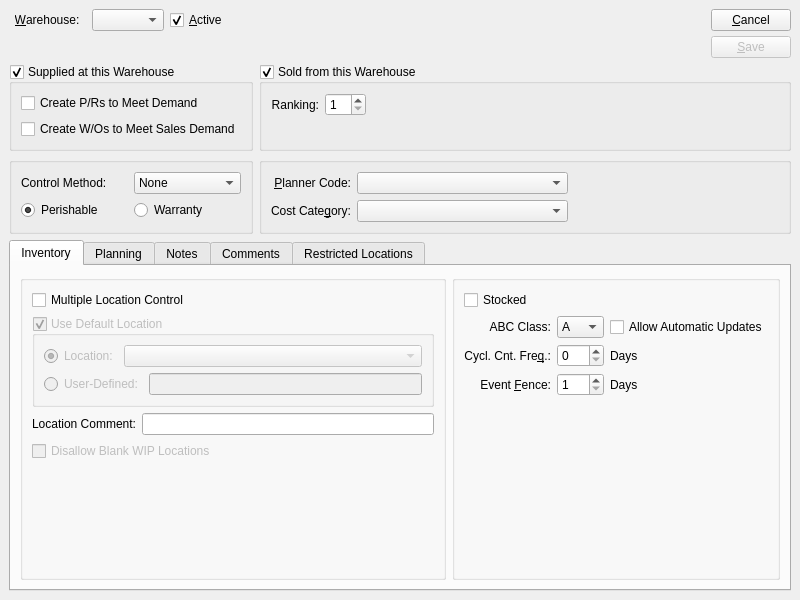
This is xtuple/trunk/guiclient/itemSite.ui in WooodHead/xtuple as Qt 5 draws it before an edit. The edited form follows.
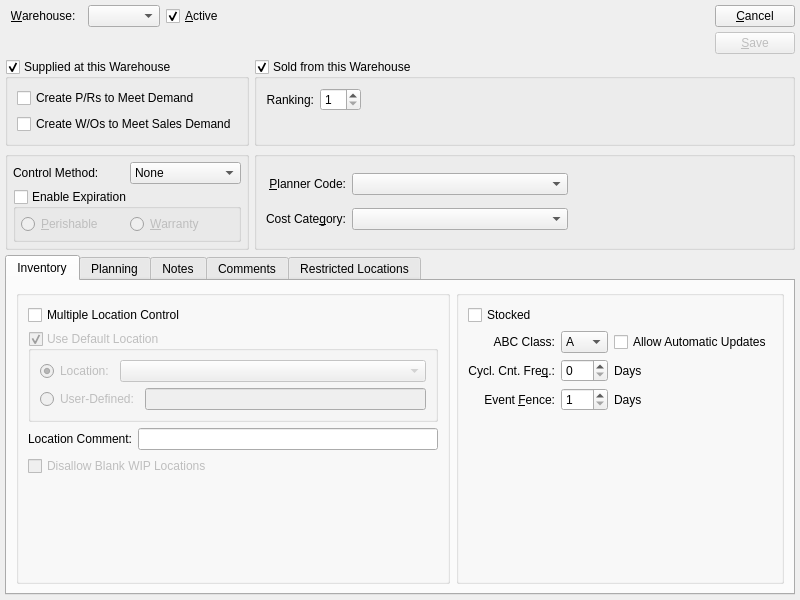
This is the edited form. Custom widgets are drawn as their Qt base class.

Commit message: Make expiration options on itemsite more clear.

What changed in the file:
```diff
--- a/xtuple/trunk/guiclient/itemSite.ui
+++ b/xtuple/trunk/guiclient/itemSite.ui
@@ -19,22 +19,396 @@
    <string>Item Site</string>
   </property>
   <layout class="QGridLayout" >
-   <property name="margin" >
-    <number>9</number>
-   </property>
-   <property name="spacing" >
-    <number>6</number>
-   </property>
+   <item row="0" column="0" colspan="2" >
+    <layout class="QHBoxLayout" >
+     <property name="spacing" >
+      <number>6</number>
+     </property>
+     <property name="leftMargin" >
+      <number>0</number>
+     </property>
+     <property name="topMargin" >
+      <number>0</number>
+     </property>
+     <property name="rightMargin" >
+      <number>0</number>
+     </property>
+     <property name="bottomMargin" >
+      <number>0</number>
+     </property>
+     <item>
+      <layout class="QGridLayout" >
+       <property name="leftMargin" >
+        <number>0</number>
+       </property>
+       <property name="topMargin" >
+        <number>0</number>
+       </property>
+       <property name="rightMargin" >
+        <number>0</number>
+       </property>
+       <property name="bottomMargin" >
+        <number>0</number>
+       </property>
+       <property name="horizontalSpacing" >
+        <number>6</number>
+       </property>
+       <property name="verticalSpacing" >
+        <number>6</number>
+       </property>
+       <item row="0" column="0" >
+        <widget class="ItemCluster" name="_item" >
+         <property name="focusPolicy" >
+          <enum>Qt::TabFocus</enum>
+         </property>
+        </widget>
+       </item>
+       <item row="0" column="1" >
+        <layout class="QGridLayout" >
+         <property name="leftMargin" >
+          <number>0</number>
+         </property>
+         <property name="topMargin" >
+          <number>0</number>
+         </property>
+         <property name="rightMargin" >
+          <number>0</number>
+         </property>
+         <property name="bottomMargin" >
+          <number>0</number>
+         </property>
+         <property name="horizontalSpacing" >
+          <number>6</number>
+         </property>
+         <property name="verticalSpacing" >
+          <number>6</number>
+         </property>
+         <item row="0" column="0" >
+          <widget class="QLabel" name="_warehouseLit" >
+           <property name="text" >
+            <string>&amp;Warehouse:  </string>
+           </property>
+           <property name="alignment" >
+            <set>Qt::AlignRight|Qt::AlignTrailing|Qt::AlignVCenter</set>
+           </property>
+           <property name="buddy" >
+            <cstring>_warehouse</cstring>
+           </property>
+          </widget>
+         </item>
+         <item row="0" column="1" >
+          <widget class="WComboBox" name="_warehouse" />
+         </item>
+         <item row="1" column="0" >
+          <spacer>
+           <property name="orientation" >
+            <enum>Qt::Vertical</enum>
+           </property>
+           <property name="sizeHint" >
+            <size>
+             <width>20</width>
+             <height>20</height>
+            </size>
+           </property>
+          </spacer>
+         </item>
+         <item row="0" column="2" >
+          <widget class="QCheckBox" name="_active" >
+           <property name="text" >
+            <string>&amp;Active</string>
+           </property>
+           <property name="shortcut" >
+            <string>Alt+A</string>
+           </property>
+           <property name="checked" >
+            <bool>true</bool>
+           </property>
+          </widget>
+         </item>
+        </layout>
+       </item>
+      </layout>
+     </item>
+     <item>
+      <spacer>
+       <property name="orientation" >
+        <enum>Qt::Horizontal</enum>
+       </property>
+       <property name="sizeHint" >
+        <size>
+         <width>40</width>
+         <height>20</height>
+        </size>
+       </property>
+      </spacer>
+     </item>
+     <item>
+      <layout class="QVBoxLayout" >
+       <property name="spacing" >
+        <number>5</number>
+       </property>
+       <property name="leftMargin" >
+        <number>0</number>
+       </property>
+       <property name="topMargin" >
+        <number>0</number>
+       </property>
+       <property name="rightMargin" >
+        <number>0</number>
+       </property>
+       <property name="bottomMargin" >
+        <number>0</number>
+       </property>
+       <item>
+        <widget class="QPushButton" name="_close" >
+         <property name="text" >
+          <string>&amp;Cancel</string>
+         </property>
+        </widget>
+       </item>
+       <item>
+        <widget class="QPushButton" name="_save" >
+         <property name="enabled" >
+          <bool>false</bool>
+         </property>
+         <property name="text" >
+          <string>&amp;Save</string>
+         </property>
+         <property name="default" >
+          <bool>true</bool>
+         </property>
+        </widget>
+       </item>
+      </layout>
+     </item>
+    </layout>
+   </item>
+   <item row="1" column="0" >
+    <widget class="QGroupBox" name="_supply" >
+     <property name="focusPolicy" >
+      <enum>Qt::TabFocus</enum>
+     </property>
+     <property name="title" >
+      <string>Supplied at this Warehouse</string>
+     </property>
+     <property name="checkable" >
+      <bool>true</bool>
+     </property>
+     <layout class="QGridLayout" >
+      <property name="leftMargin" >
+       <number>9</number>
+      </property>
+      <property name="topMargin" >
+       <number>9</number>
+      </property>
+      <property name="rightMargin" >
+       <number>9</number>
+      </property>
+      <property name="bottomMargin" >
+       <number>9</number>
+      </property>
+      <property name="horizontalSpacing" >
+       <number>6</number>
+      </property>
+      <property name="verticalSpacing" >
+       <number>6</number>
+      </property>
+      <item row="0" column="0" >
+       <widget class="QCheckBox" name="_createPr" >
+        <property name="text" >
+         <string>Create P/Rs to Meet Demand</string>
+        </property>
+       </widget>
+      </item>
+      <item row="1" column="0" >
+       <widget class="QCheckBox" name="_createWo" >
+        <property name="text" >
+         <string>Create W/Os to Meet Sales Demand</string>
+        </property>
+       </widget>
+      </item>
+     </layout>
+    </widget>
+   </item>
+   <item row="1" column="1" >
+    <widget class="QGroupBox" name="_sold" >
+     <property name="focusPolicy" >
+      <enum>Qt::TabFocus</enum>
+     </property>
+     <property name="title" >
+      <string>Sold from this Warehouse</string>
+     </property>
+     <property name="checkable" >
+      <bool>true</bool>
+     </property>
+     <layout class="QGridLayout" >
+      <property name="leftMargin" >
+       <number>9</number>
+      </property>
+      <property name="topMargin" >
+       <number>9</number>
+      </property>
+      <property name="rightMargin" >
+       <number>9</number>
+      </property>
+      <property name="bottomMargin" >
+       <number>9</number>
+      </property>
+      <property name="horizontalSpacing" >
+       <number>6</number>
+      </property>
+      <property name="verticalSpacing" >
+       <number>6</number>
+      </property>
+      <item row="1" column="0" >
+       <spacer>
+        <property name="orientation" >
+         <enum>Qt::Vertical</enum>
+        </property>
+        <property name="sizeHint" >
+         <size>
+          <width>20</width>
+          <height>0</height>
+         </size>
+        </property>
+       </spacer>
+      </item>
+      <item row="0" column="1" >
+       <widget class="QSpinBox" name="_soldRanking" >
+        <property name="minimum" >
+         <number>1</number>
+        </property>
+        <property name="maximum" >
+         <number>10</number>
+        </property>
+       </widget>
+      </item>
+      <item row="0" column="0" >
+       <widget class="QLabel" name="_soldRankingLit" >
+        <property name="text" >
+         <string>Ranking:</string>
+        </property>
+        <property name="alignment" >
+         <set>Qt::AlignRight|Qt::AlignTrailing|Qt::AlignVCenter</set>
+        </property>
+       </widget>
+      </item>
+      <item row="0" column="2" >
+       <spacer>
+        <property name="orientation" >
+         <enum>Qt::Horizontal</enum>
+        </property>
+        <property name="sizeHint" >
+         <size>
+          <width>40</width>
+          <height>20</height>
+         </size>
+        </property>
+       </spacer>
+      </item>
+     </layout>
+    </widget>
+   </item>
+   <item row="2" column="0" >
+    <widget class="QGroupBox" name="_control" >
+     <property name="title" >
+      <string/>
+     </property>
+     <layout class="QGridLayout" >
+      <item row="0" column="0" >
+       <widget class="QLabel" name="_controlMethodLit" >
+        <property name="text" >
+         <string>Control Method:</string>
+        </property>
+       </widget>
+      </item>
+      <item row="0" column="1" >
+       <widget class="XComboBox" name="_controlMethod" >
+        <property name="sizePolicy" >
+         <sizepolicy vsizetype="Fixed" hsizetype="Preferred" >
+          <horstretch>0</horstretch>
+          <verstretch>0</verstretch>
+         </sizepolicy>
+        </property>
+        <item>
+         <property name="text" >
+          <string>None</string>
+         </property>
+        </item>
+        <item>
+         <property name="text" >
+          <string>Regular</string>
+         </property>
+        </item>
+        <item>
+         <property name="text" >
+          <string>Lot #</string>
+         </property>
+        </item>
+        <item>
+         <property name="text" >
+          <string>Serial #</string>
+         </property>
+        </item>
+       </widget>
+      </item>
+      <item row="1" column="0" colspan="2" >
+       <widget class="QGroupBox" name="_expire" >
+        <property name="enabled" >
+         <bool>true</bool>
+        </property>
+        <property name="title" >
+         <string>Enable Expiration</string>
+        </property>
+        <property name="checkable" >
+         <bool>true</bool>
+        </property>
+        <property name="checked" >
+         <bool>false</bool>
+        </property>
+        <layout class="QGridLayout" >
+         <item row="0" column="0" >
+          <widget class="QRadioButton" name="_perishable" >
+           <property name="text" >
+            <string>&amp;Perishable</string>
+           </property>
+          </widget>
+         </item>
+         <item row="0" column="1" >
+          <widget class="QRadioButton" name="_warranty" >
+           <property name="text" >
+            <string>&amp;Warranty</string>
+           </property>
+          </widget>
+         </item>
+        </layout>
+       </widget>
+      </item>
+     </layout>
+    </widget>
+   </item>
    <item row="2" column="1" >
     <widget class="QGroupBox" name="_reporting" >
      <property name="title" >
       <string/>
      </property>
      <layout class="QGridLayout" >
-      <property name="margin" >
+      <property name="leftMargin" >
        <number>9</number>
       </property>
-      <property name="spacing" >
+      <property name="topMargin" >
+       <number>9</number>
+      </property>
+      <property name="rightMargin" >
+       <number>9</number>
+      </property>
+      <property name="bottomMargin" >
+       <number>9</number>
+      </property>
+      <property name="horizontalSpacing" >
+       <number>6</number>
+      </property>
+      <property name="verticalSpacing" >
        <number>6</number>
       </property>
       <item row="0" column="2" >
@@ -66,9 +440,7 @@
       <item row="0" column="1" >
        <widget class="XComboBox" name="_plannerCode" >
         <property name="sizePolicy" >
-         <sizepolicy>
-          <hsizetype>7</hsizetype>
-          <vsizetype>0</vsizetype>
+         <sizepolicy vsizetype="Fixed" hsizetype="Expanding" >
           <horstretch>0</horstretch>
           <verstretch>0</verstretch>
          </sizepolicy>
@@ -97,9 +469,7 @@
       <item row="1" column="1" >
        <widget class="XComboBox" name="_costcat" >
         <property name="sizePolicy" >
-         <sizepolicy>
-          <hsizetype>7</hsizetype>
-          <vsizetype>0</vsizetype>
+         <sizepolicy vsizetype="Fixed" hsizetype="Expanding" >
           <horstretch>0</horstretch>
           <verstretch>0</verstretch>
          </sizepolicy>
@@ -115,185 +485,10 @@
      </layout>
     </widget>
    </item>
-   <item row="2" column="0" >
-    <widget class="QGroupBox" name="_control" >
-     <property name="title" >
-      <string/>
-     </property>
-     <layout class="QGridLayout" >
-      <property name="margin" >
-       <number>9</number>
-      </property>
-      <property name="spacing" >
-       <number>6</number>
-      </property>
-      <item row="1" column="0" >
-       <widget class="QRadioButton" name="_perishable" >
-        <property name="text" >
-         <string>Perishable</string>
-        </property>
-        <property name="checked" >
-         <bool>true</bool>
-        </property>
-       </widget>
-      </item>
-      <item row="1" column="1" >
-       <widget class="QRadioButton" name="_warranty" >
-        <property name="text" >
-         <string>Warranty</string>
-        </property>
-       </widget>
-      </item>
-      <item row="0" column="0" >
-       <widget class="QLabel" name="_controlMethodLit" >
-        <property name="text" >
-         <string>Control Method:</string>
-        </property>
-       </widget>
-      </item>
-      <item row="0" column="1" >
-       <widget class="XComboBox" name="_controlMethod" >
-        <property name="sizePolicy" >
-         <sizepolicy>
-          <hsizetype>5</hsizetype>
-          <vsizetype>0</vsizetype>
-          <horstretch>0</horstretch>
-          <verstretch>0</verstretch>
-         </sizepolicy>
-        </property>
-        <item>
-         <property name="text" >
-          <string>None</string>
-         </property>
-        </item>
-        <item>
-         <property name="text" >
-          <string>Regular</string>
-         </property>
-        </item>
-        <item>
-         <property name="text" >
-          <string>Lot #</string>
-         </property>
-        </item>
-        <item>
-         <property name="text" >
-          <string>Serial #</string>
-         </property>
-        </item>
-       </widget>
-      </item>
-     </layout>
-    </widget>
-   </item>
-   <item row="1" column="1" >
-    <widget class="QGroupBox" name="_sold" >
-     <property name="focusPolicy" >
-      <enum>Qt::TabFocus</enum>
-     </property>
-     <property name="title" >
-      <string>Sold from this Warehouse</string>
-     </property>
-     <property name="checkable" >
-      <bool>true</bool>
-     </property>
-     <layout class="QGridLayout" >
-      <property name="margin" >
-       <number>9</number>
-      </property>
-      <property name="spacing" >
-       <number>6</number>
-      </property>
-      <item row="1" column="0" >
-       <spacer>
-        <property name="orientation" >
-         <enum>Qt::Vertical</enum>
-        </property>
-        <property name="sizeHint" >
-         <size>
-          <width>20</width>
-          <height>0</height>
-         </size>
-        </property>
-       </spacer>
-      </item>
-      <item row="0" column="1" >
-       <widget class="QSpinBox" name="_soldRanking" >
-        <property name="maximum" >
-         <number>10</number>
-        </property>
-        <property name="minimum" >
-         <number>1</number>
-        </property>
-       </widget>
-      </item>
-      <item row="0" column="0" >
-       <widget class="QLabel" name="_soldRankingLit" >
-        <property name="text" >
-         <string>Ranking:</string>
-        </property>
-        <property name="alignment" >
-         <set>Qt::AlignRight|Qt::AlignTrailing|Qt::AlignVCenter</set>
-        </property>
-       </widget>
-      </item>
-      <item row="0" column="2" >
-       <spacer>
-        <property name="orientation" >
-         <enum>Qt::Horizontal</enum>
-        </property>
-        <property name="sizeHint" >
-         <size>
-          <width>40</width>
-          <height>20</height>
-         </size>
-        </property>
-       </spacer>
-      </item>
-     </layout>
-    </widget>
-   </item>
-   <item row="1" column="0" >
-    <widget class="QGroupBox" name="_supply" >
-     <property name="focusPolicy" >
-      <enum>Qt::TabFocus</enum>
-     </property>
-     <property name="title" >
-      <string>Supplied at this Warehouse</string>
-     </property>
-     <property name="checkable" >
-      <bool>true</bool>
-     </property>
-     <layout class="QGridLayout" >
-      <property name="margin" >
-       <number>9</number>
-      </property>
-      <property name="spacing" >
-       <number>6</number>
-      </property>
-      <item row="0" column="0" >
-       <widget class="QCheckBox" name="_createPr" >
-        <property name="text" >
-         <string>Create P/Rs to Meet Demand</string>
-        </property>
-       </widget>
-      </item>
-      <item row="1" column="0" >
-       <widget class="QCheckBox" name="_createWo" >
-        <property name="text" >
-         <string>Create W/Os to Meet Sales Demand</string>
-        </property>
-       </widget>
-      </item>
-     </layout>
-    </widget>
-   </item>
    <item row="3" column="0" colspan="2" >
     <widget class="QTabWidget" name="_tab" >
      <property name="sizePolicy" >
-      <sizepolicy>
-       <hsizetype>7</hsizetype>
-       <vsizetype>7</vsizetype>
+      <sizepolicy vsizetype="Expanding" hsizetype="Expanding" >
        <horstretch>0</horstretch>
        <verstretch>1</verstretch>
       </sizepolicy>
@@ -312,7 +507,19 @@
        <property name="margin" >
         <number>9</number>
        </property>
-       <property name="spacing" >
+       <property name="topMargin" >
+        <number>9</number>
+       </property>
+       <property name="rightMargin" >
+        <number>9</number>
+       </property>
+       <property name="bottomMargin" >
+        <number>9</number>
+       </property>
+       <property name="horizontalSpacing" >
+        <number>6</number>
+       </property>
+       <property name="verticalSpacing" >
         <number>6</number>
        </property>
        <item row="0" column="1" >
@@ -324,7 +531,19 @@
           <property name="margin" >
            <number>9</number>
           </property>
-          <property name="spacing" >
+          <property name="topMargin" >
+           <number>9</number>
+          </property>
+          <property name="rightMargin" >
+           <number>9</number>
+          </property>
+          <property name="bottomMargin" >
+           <number>9</number>
+          </property>
+          <property name="horizontalSpacing" >
+           <number>6</number>
+          </property>
+          <property name="verticalSpacing" >
            <number>6</number>
           </property>
           <item row="4" column="1" >
@@ -449,10 +668,22 @@
           <string/>
          </property>
          <layout class="QGridLayout" >
-          <property name="margin" >
+          <property name="leftMargin" >
            <number>9</number>
           </property>
-          <property name="spacing" >
+          <property name="topMargin" >
+           <number>9</number>
+          </property>
+          <property name="rightMargin" >
+           <number>9</number>
+          </property>
+          <property name="bottomMargin" >
+           <number>9</number>
+          </property>
+          <property name="horizontalSpacing" >
+           <number>6</number>
+          </property>
+          <property name="verticalSpacing" >
            <number>6</number>
           </property>
           <item row="0" column="0" >
@@ -481,9 +712,7 @@
              <bool>false</bool>
             </property>
             <property name="sizePolicy" >
-             <sizepolicy>
-              <hsizetype>5</hsizetype>
-              <vsizetype>0</vsizetype>
+             <sizepolicy vsizetype="Fixed" hsizetype="Preferred" >
               <horstretch>0</horstretch>
               <verstretch>0</verstretch>
              </sizepolicy>
@@ -498,10 +727,22 @@
              <bool>true</bool>
             </property>
             <layout class="QGridLayout" >
-             <property name="margin" >
+             <property name="leftMargin" >
               <number>9</number>
              </property>
-             <property name="spacing" >
+             <property name="topMargin" >
+              <number>9</number>
+             </property>
+             <property name="rightMargin" >
+              <number>9</number>
+             </property>
+             <property name="bottomMargin" >
+              <number>9</number>
+             </property>
+             <property name="horizontalSpacing" >
+              <number>6</number>
+             </property>
+             <property name="verticalSpacing" >
               <number>6</number>
              </property>
              <item row="1" column="0" colspan="2" >
@@ -534,9 +775,7 @@
                 <bool>false</bool>
                </property>
                <property name="sizePolicy" >
-                <sizepolicy>
-                 <hsizetype>7</hsizetype>
-                 <vsizetype>0</vsizetype>
+                <sizepolicy vsizetype="Fixed" hsizetype="Expanding" >
                  <horstretch>0</horstretch>
                  <verstretch>0</verstretch>
                 </sizepolicy>
@@ -548,12 +787,21 @@
           </item>
           <item row="2" column="0" >
            <layout class="QHBoxLayout" >
-            <property name="margin" >
-             <number>0</number>
-            </property>
             <property name="spacing" >
              <number>6</number>
             </property>
+            <property name="leftMargin" >
+             <number>0</number>
+            </property>
+            <property name="topMargin" >
+             <number>0</number>
+            </property>
+            <property name="rightMargin" >
+             <number>0</number>
+            </property>
+            <property name="bottomMargin" >
+             <number>0</number>
+            </property>
             <item>
              <widget class="QLabel" name="_locationCommentLit" >
               <property name="text" >
@@ -1058,137 +1306,15 @@
      </widget>
     </widget>
    </item>
-   <item row="0" column="0" colspan="2" >
-    <layout class="QHBoxLayout" >
-     <property name="margin" >
-      <number>0</number>
-     </property>
-     <property name="spacing" >
-      <number>6</number>
-     </property>
-     <item>
-      <layout class="QGridLayout" >
-       <property name="margin" >
-        <number>0</number>
-       </property>
-       <property name="spacing" >
-        <number>6</number>
-       </property>
-       <item row="0" column="0" >
-        <widget class="ItemCluster" name="_item" >
-         <property name="focusPolicy" >
-          <enum>Qt::TabFocus</enum>
-         </property>
-        </widget>
-       </item>
-       <item row="0" column="1" >
-        <layout class="QGridLayout" >
-         <property name="margin" >
-          <number>0</number>
-         </property>
-         <property name="spacing" >
-          <number>6</number>
-         </property>
-         <item row="0" column="0" >
-          <widget class="QLabel" name="_warehouseLit" >
-           <property name="text" >
-            <string>&amp;Warehouse:  </string>
-           </property>
-           <property name="alignment" >
-            <set>Qt::AlignRight|Qt::AlignTrailing|Qt::AlignVCenter</set>
-           </property>
-           <property name="buddy" >
-            <cstring>_warehouse</cstring>
-           </property>
-          </widget>
-         </item>
-         <item row="0" column="1" >
-          <widget class="WComboBox" name="_warehouse" />
-         </item>
-         <item row="1" column="0" >
-          <spacer>
-           <property name="orientation" >
-            <enum>Qt::Vertical</enum>
-           </property>
-           <property name="sizeHint" >
-            <size>
-             <width>20</width>
-             <height>20</height>
-            </size>
-           </property>
-          </spacer>
-         </item>
-         <item row="0" column="2" >
-          <widget class="QCheckBox" name="_active" >
-           <property name="text" >
-            <string>&amp;Active</string>
-           </property>
-           <property name="shortcut" >
-            <string>Alt+A</string>
-           </property>
-           <property name="checked" >
-            <bool>true</bool>
-           </property>
-          </widget>
-         </item>
-        </layout>
-       </item>
-      </layout>
-     </item>
-     <item>
-      <spacer>
-       <property name="orientation" >
-        <enum>Qt::Horizontal</enum>
-       </property>
-       <property name="sizeHint" >
-        <size>
-         <width>40</width>
-         <height>20</height>
-        </size>
-       </property>
-      </spacer>
-     </item>
-     <item>
-      <layout class="QVBoxLayout" >
-       <property name="margin" >
-        <number>0</number>
-       </property>
-       <property name="spacing" >
-        <number>5</number>
-       </property>
-       <item>
-        <widget class="QPushButton" name="_close" >
-         <property name="text" >
-          <string>&amp;Cancel</string>
-         </property>
-        </widget>
-       </item>
-       <item>
-        <widget class="QPushButton" name="_save" >
-         <property name="enabled" >
-          <bool>false</bool>
-         </property>
-         <property name="text" >
-          <string>&amp;Save</string>
-         </property>
-         <property name="default" >
-          <bool>true</bool>
-         </property>
-        </widget>
-       </item>
-      </layout>
-     </item>
-    </layout>
-   </item>
   </layout>
  </widget>
  <layoutdefault spacing="5" margin="5" />
  <pixmapfunction>qPixmapFromMimeSource</pixmapfunction>
  <customwidgets>
   <customwidget>
-   <class>XTreeWidget</class>
-   <extends>QTreeWidget</extends>
-   <header>xtreewidget.h</header>
+   <class>Comments</class>
+   <extends>QWidget</extends>
+   <header>comments.h</header>
   </customwidget>
   <customwidget>
    <class>ItemCluster</class>
@@ -1205,16 +1331,16 @@
    <extends>QComboBox</extends>
    <header>xcombobox.h</header>
   </customwidget>
-  <customwidget>
-   <class>Comments</class>
-   <extends>QWidget</extends>
-   <header>comments.h</header>
-  </customwidget>
   <customwidget>
    <class>XLineEdit</class>
    <extends>QLineEdit</extends>
    <header>xlineedit.h</header>
   </customwidget>
+  <customwidget>
+   <class>XTreeWidget</class>
+   <extends>QTreeWidget</extends>
+   <header>xtreewidget.h</header>
+  </customwidget>
  </customwidgets>
  <tabstops>
   <tabstop>_item</tabstop>
```
Left out of the diff: 158 changed lines with no effect on the pictures. The commit also changes 1 other file.
